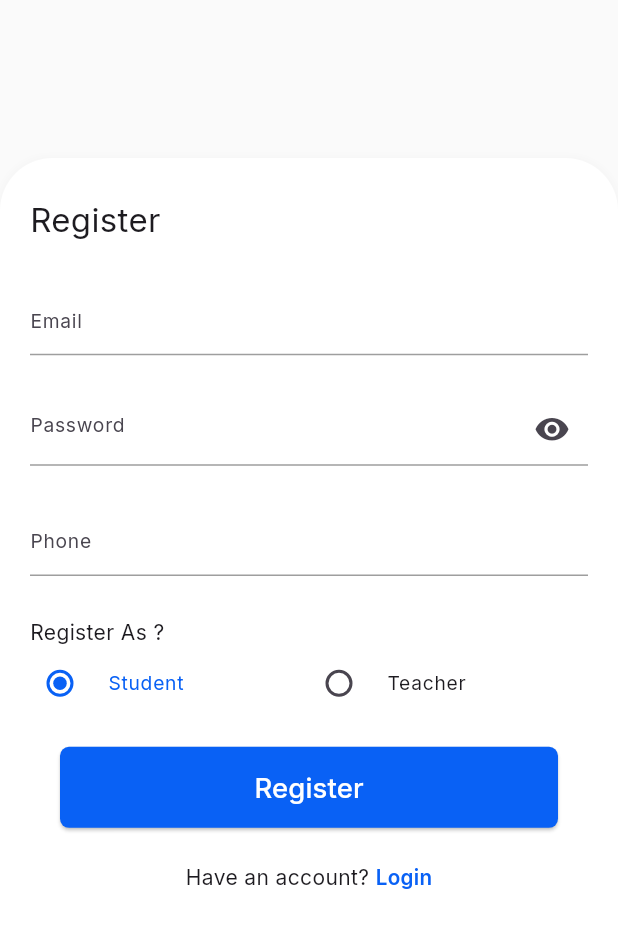
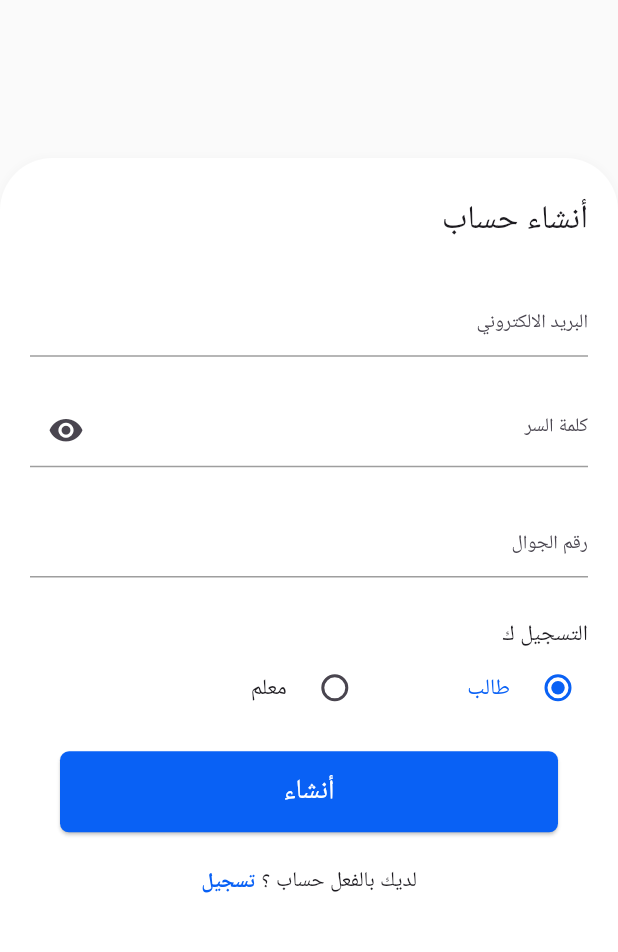
Before and after one commit to Mohamed-7agag/EDUCA_app, a Flutter app: the RegisterView screen opened by its route, on a phone screen of 412 x 824 dp, the part 254-1206 px from its top. Run offline on Flutter 3.47's test engine with Material 3 defaults, Android fonts, the phone set to English and light mode, and no system bars; our stand-ins replace flutter_bloc, flutter_screenutil, google_fonts, introduction_screen; Roboto replaces fonts that are missing (Tajawal).

Commit message:
Update text direction and translations for Arabic language

```diff
--- a/lib/Features/auth/presentation/view_model/register_option_cubit.dart
+++ b/lib/Features/auth/presentation/view_model/register_option_cubit.dart
@@ -1,13 +1,13 @@
 import 'package:flutter_bloc/flutter_bloc.dart';
 
 class RegisterOptionCubit extends Cubit<String> {
-  RegisterOptionCubit() : super("student");
+  RegisterOptionCubit() : super("طالب");
 
   void changeRegisterOption(int option) {
     if (option == 0) {
-      emit("student");
+      emit("طالب");
     } else {
-      emit("teacher");
+      emit("معلم");
     }
   }
 }
--- a/lib/Features/auth/presentation/widgets/custom_text_field.dart
+++ b/lib/Features/auth/presentation/widgets/custom_text_field.dart
@@ -16,10 +16,13 @@ class CustomTextField extends StatelessWidget {
       cursorErrorColor: Colors.red,
       obscureText: obscureText ?? false,
       keyboardType: keyboardType,
+      textAlign: TextAlign.right,
       decoration: InputDecoration(
         hintText: hintText,
+        hintTextDirection: TextDirection.rtl,
+
         hintStyle: Styles.textStyle14,
-        suffixIcon: suffixIcon,
+        prefixIcon: suffixIcon,
         enabledBorder: const UnderlineInputBorder(
           borderSide: BorderSide(color: Colors.grey),
         ),
--- a/lib/Features/auth/presentation/widgets/login_view_body.dart
+++ b/lib/Features/auth/presentation/widgets/login_view_body.dart
@@ -57,23 +57,23 @@ class LoginViewBody extends StatelessWidget {
                 crossAxisAlignment: CrossAxisAlignment.stretch,
                 children: [
                   Text(
-                    "Login",
-                    style: Styles.textStyle24
-                        .copyWith(fontWeight: FontWeight.normal),
+                    "تسجيل الدخول",
+                    style: Styles.textStyle24,
+                    textAlign: TextAlign.right,
                   ),
                   SizedBox(height: 30.h),
                   Form(
                     child: Column(
                       children: [
                         const CustomTextField(
-                          hintText: "Email",
+                          hintText: "البريد الالكتروني",
                           keyboardType: TextInputType.emailAddress,
                         ),
                         SizedBox(height: 28.h),
                         BlocBuilder<PasswordVisibilityCubit, bool>(
                           builder: (context, state) {
                             return CustomTextField(
-                              hintText: "Password",
+                              hintText: "كلمة السر",
                               obscureText: state,
                               keyboardType: TextInputType.visiblePassword,
                               suffixIcon: IconButton(
@@ -94,33 +94,33 @@ class LoginViewBody extends StatelessWidget {
                   ),
                   SizedBox(height: 16.h),
                   Text(
-                    "Forget Password?",
+                    "نسيت كلمة السر ؟",
                     style: Styles.textStyle14,
-                    textAlign: TextAlign.right,
                   ),
                   SizedBox(height: 50.h),
                   Padding(
                     padding: const EdgeInsets.symmetric(horizontal: 20),
-                    child: CustomButton(text: "Login", onpressed: () {}),
+                    child: CustomButton(text: "تسجيل", onpressed: () {}),
                   ),
                   SizedBox(height: 25.h),
                   Row(
                     mainAxisAlignment: MainAxisAlignment.center,
                     children: [
-                      const Text("Don't have an account? "),
                       InkWell(
                         onTap: () {
                           Navigator.pushNamed(
                               context, AppRouter.registerViewRoute);
                         },
                         child: Text(
-                          "Register",
+                          "أنشاء",
                           style: Styles.textStyle16.copyWith(
                               fontSize: 15.sp,
                               color: kPrimaryColor,
                               fontWeight: FontWeight.w600),
                         ),
                       ),
+                      const Text(" ليس لديك حساب ؟"),
+
                     ],
                   ),
                 ],
--- a/lib/Features/auth/presentation/widgets/register_view_body.dart
+++ b/lib/Features/auth/presentation/widgets/register_view_body.dart
@@ -57,23 +57,23 @@ class RegisterViewBody extends StatelessWidget {
                 crossAxisAlignment: CrossAxisAlignment.stretch,
                 children: [
                   Text(
-                    "Register",
-                    style: Styles.textStyle24
-                        .copyWith(fontWeight: FontWeight.normal),
+                    "أنشاء حساب",
+                    style: Styles.textStyle24,
+                    textAlign: TextAlign.right,
                   ),
                   SizedBox(height: 30.h),
                   Form(
                     child: Column(
                       children: [
                         const CustomTextField(
-                          hintText: "Email",
+                          hintText: "البريد الالكتروني",
                           keyboardType: TextInputType.emailAddress,
                         ),
                         SizedBox(height: 28.h),
                         BlocBuilder<PasswordVisibilityCubit, bool>(
                           builder: (context, state) {
                             return CustomTextField(
-                              hintText: "Password",
+                              hintText: "كلمة السر",
                               obscureText: state,
                               keyboardType: TextInputType.visiblePassword,
                               suffixIcon: IconButton(
@@ -91,49 +91,61 @@ class RegisterViewBody extends StatelessWidget {
                         ),
                         SizedBox(height: 28.h),
                         const CustomTextField(
-                          hintText: "Phone",
+                          hintText: "رقم الجوال",
                           keyboardType: TextInputType.phone,
                         ),
                       ],
                     ),
                   ),
                   SizedBox(height: 30.h),
-                  const Text("Register As ?"),
+                  Text(
+                    "التسجيل ك",
+                    style: Styles.textStyle16,
+                    textAlign: TextAlign.right,
+                  ),
                   BlocBuilder<RegisterOptionCubit, String>(
                     builder: (context, state) {
                       return Row(
                         children: [
                           Expanded(
+                            flex: 3,
                             child: RadioListTile(
-                              value: "student",
+                              value: "معلم",
                               visualDensity: VisualDensity.compact,
                               selectedTileColor: kPrimaryColor,
                               activeColor: kPrimaryColor,
-                              selected: state == "student" ? true : false,
+                              controlAffinity: ListTileControlAffinity.trailing,
+                              selected: state == "معلم" ? true : false,
                               contentPadding: const EdgeInsets.all(0),
-                              title: Text("Student", style: Styles.textStyle14),
+                              title: Text("معلم",
+                                  style: Styles.textStyle16,
+                                  textAlign: TextAlign.right),
+                              groupValue: state,
+                              onChanged: (value) {
+                                context
+                                    .read<RegisterOptionCubit>()
+                                    .changeRegisterOption(1);
+                              },
+                            ),
+                          ),
+                          Expanded(
+                            flex: 2,
+                            child: RadioListTile(
+                              value: "طالب",
+                              visualDensity: VisualDensity.compact,
+                              selectedTileColor: kPrimaryColor,
+                              controlAffinity: ListTileControlAffinity.trailing,
+                              activeColor: kPrimaryColor,
+                              selected: state == "طالب" ? true : false,
+                              contentPadding: const EdgeInsets.all(0),
+                              title: Text("طالب",
+                                  style: Styles.textStyle16,
+                                  textAlign: TextAlign.right),
                               groupValue: state,
                               onChanged: (value) {
                                 context
                                     .read<RegisterOptionCubit>()
                                     .changeRegisterOption(0);
-                              },
-                            ),
-                          ),
-                          Expanded(
-                            child: RadioListTile(
-                              value: "teacher",
-                              visualDensity: VisualDensity.compact,
-                              selectedTileColor: kPrimaryColor,
-                              activeColor: kPrimaryColor,
-                              selected: state == "teacher" ? true : false,
-                              contentPadding: const EdgeInsets.all(0),
-                              title: Text("Teacher", style: Styles.textStyle14),
-                              groupValue: state,
-                              onChanged: (value) {
-                                context
-                                    .read<RegisterOptionCubit>()
-                                    .changeRegisterOption(1);
                               },
                             ),
                           ),
@@ -144,26 +156,26 @@ class RegisterViewBody extends StatelessWidget {
                   SizedBox(height: 20.h),
                   Padding(
                     padding: const EdgeInsets.symmetric(horizontal: 20),
-                    child: CustomButton(text: "Register", onpressed: () {}),
+                    child: CustomButton(text: "أنشاء", onpressed: () {}),
                   ),
                   SizedBox(height: 25.h),
                   Row(
                     mainAxisAlignment: MainAxisAlignment.center,
                     children: [
-                      const Text("Have an account? "),
                       InkWell(
                         onTap: () {
                           Navigator.pushNamed(
                               context, AppRouter.loginViewRoute);
                         },
                         child: Text(
-                          "Login",
+                          "تسجيل",
                           style: Styles.textStyle16.copyWith(
                               fontSize: 15.sp,
                               color: kPrimaryColor,
                               fontWeight: FontWeight.w600),
                         ),
                       ),
+                      const Text(" لديك بالفعل حساب ؟"),
                     ],
                   ),
                 ],
--- a/lib/main.dart
+++ b/lib/main.dart
@@ -21,7 +21,7 @@ class MyApp extends StatelessWidget {
           textDirection: TextDirection.rtl,
           child: MaterialApp(
             theme: ThemeData.light().copyWith(
-                textTheme: GoogleFonts.interTextTheme(
+                textTheme: GoogleFonts.tajawalTextTheme(
                   ThemeData.light().textTheme,
                 )),
             builder: (context, child) {
```
Also changed, not shown: lib/Features/introduction_screens/presentation/widgets/introduction_screens_body.dart (+13 -12 lines).
